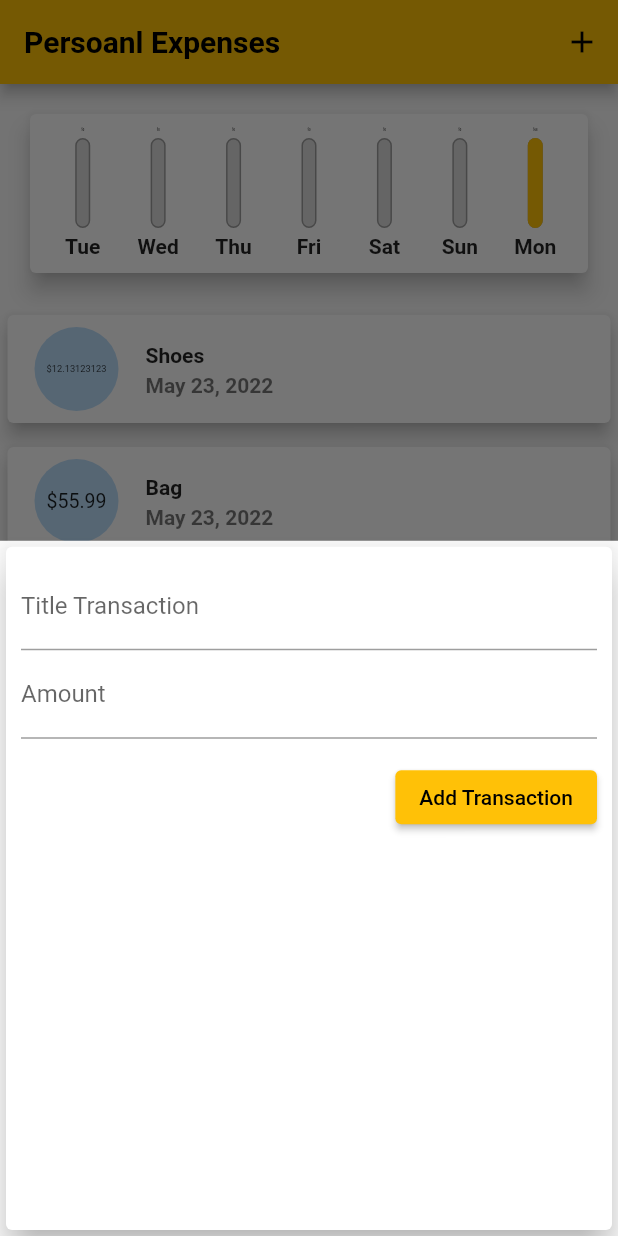
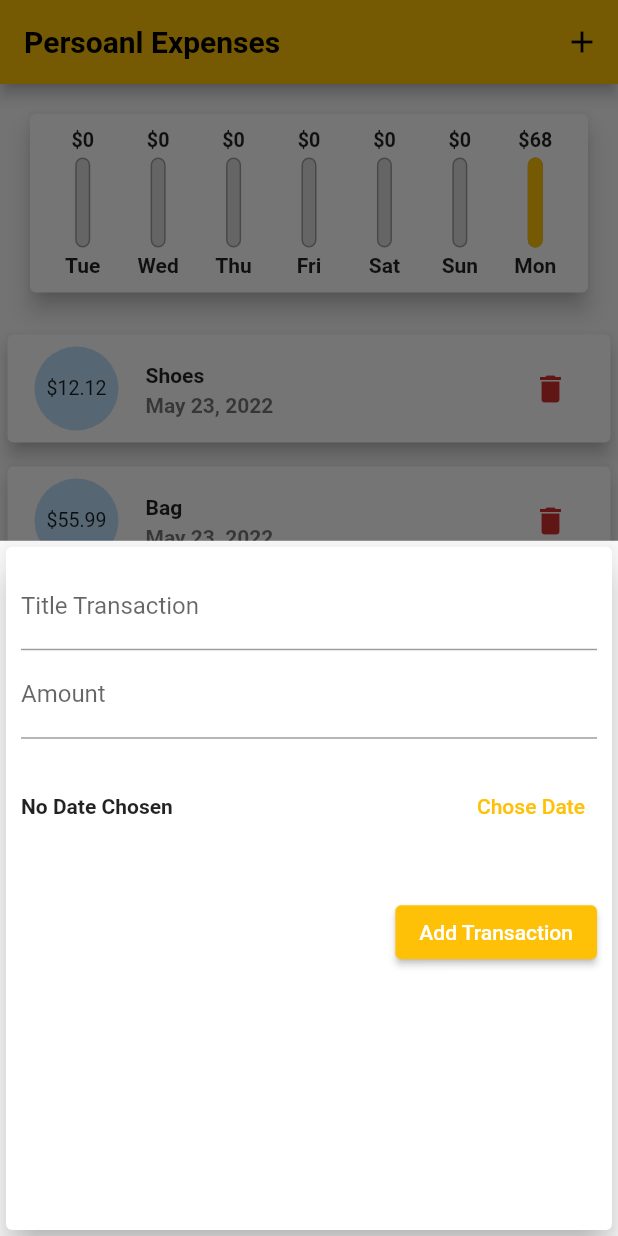
Before and after one commit to cheers-2/personal_expenses, a Flutter app: the screen it shows after launch, after a tap on the "add" icon, on a phone screen of 412 x 824 dp. Run offline on Flutter 3.47's test engine with Material 2 defaults, Android fonts, the phone set to English and light mode, and no system bars; Roboto replaces fonts that are missing (OpenSans, Quicksand).

Commit message:
add Date into Transaction

```diff
--- a/lib/main.dart
+++ b/lib/main.dart
@@ -34,6 +34,10 @@ class MyApp extends StatelessWidget {
             fontWeight: FontWeight.bold,
           ),
         ),
+        elevatedButtonTheme: ElevatedButtonThemeData(
+            style: ElevatedButton.styleFrom(
+          onPrimary: Colors.white,
+        )),
       ),
     );
   }
@@ -51,7 +55,7 @@ class _MyHomePageState extends State<MyHomePage> {
     Transaction(
       id: 't1',
       title: 'Shoes',
-      amount: 12.13123123,
+      amount: 12.12,
       date: DateTime.now(),
     ),
     Transaction(
@@ -72,12 +76,12 @@ class _MyHomePageState extends State<MyHomePage> {
     }).toList();
   }
 
-  void _addNewTransaction(String title, double amount) {
+  void _addNewTransaction(String title, double amount, DateTime datePicked) {
     final newTransaction = Transaction(
       id: DateTime.now().toString(),
       title: title,
       amount: amount,
-      date: DateTime.now(),
+      date: datePicked,
     );
 
     setState(() {
--- a/lib/widgets/add_transaction.dart
+++ b/lib/widgets/add_transaction.dart
@@ -1,4 +1,5 @@
 import 'package:flutter/material.dart';
+import 'package:intl/intl.dart';
 
 class AddTransaction extends StatefulWidget {
   final Function addNewTranasction;
@@ -10,21 +11,40 @@ class AddTransaction extends StatefulWidget {
 }
 
 class _AddTransactionState extends State<AddTransaction> {
-  final titleController = TextEditingController();
+  final _titleController = TextEditingController();
+  final _amountController = TextEditingController();
+  DateTime? _selectedDate;
 
-  final amountController = TextEditingController();
-
-  void submitData() {
-    final enteredTitle = titleController.text;
-    final enteredAmount = double.parse(amountController.text);
-    if (enteredTitle.isEmpty || enteredAmount <= 0) {
+  void _submitData() {
+    final enteredTitle = _titleController.text;
+    final enteredAmount = double.parse(_amountController.text);
+    if (enteredTitle.isEmpty || enteredAmount <= 0 || _selectedDate == null) {
       return;
     }
+
     widget.addNewTranasction(
       enteredTitle,
       enteredAmount,
+      _selectedDate,
     );
+
     Navigator.of(context).pop();
+  }
+
+  void _presentDatePicker() {
+    showDatePicker(
+      context: context,
+      initialDate: DateTime.now(),
+      firstDate: DateTime(2019),
+      lastDate: DateTime.now(),
+    ).then((value) {
+      if (value == null) {
+        return;
+      }
+      setState(() {
+        _selectedDate = value;
+      });
+    });
   }
 
   @override
@@ -37,20 +57,36 @@ class _AddTransactionState extends State<AddTransaction> {
           crossAxisAlignment: CrossAxisAlignment.end,
           children: <Widget>[
             TextField(
-              controller: titleController,
+              controller: _titleController,
               decoration: const InputDecoration(labelText: 'Title Transaction'),
-              onSubmitted: (_) => submitData(),
+              onSubmitted: (_) => _submitData(),
             ),
             TextField(
-              controller: amountController,
+              controller: _amountController,
               keyboardType: TextInputType.number,
               decoration: const InputDecoration(labelText: 'Amount'),
-              onSubmitted: (_) => submitData(),
+              onSubmitted: (_) => _submitData(),
+            ),
+            SizedBox(
+              height: 90,
+              child: Row(
+                children: <Widget>[
+                  Expanded(
+                    child: Text(_selectedDate == null
+                        ? 'No Date Chosen'
+                        : 'Picked Date : ${DateFormat.yMd().format(_selectedDate!)}'),
+                  ),
+                  TextButton(
+                    onPressed: _presentDatePicker,
+                    child: const Text('Chose Date'),
+                  ),
+                ],
+              ),
             ),
             Container(
               margin: const EdgeInsets.only(top: 15),
               child: ElevatedButton(
-                onPressed: submitData,
+                onPressed: _submitData,
                 child: const Text('Add Transaction'),
               ),
             )
--- a/lib/widgets/bar_chart.dart
+++ b/lib/widgets/bar_chart.dart
@@ -14,7 +14,7 @@ class ChartBar extends StatelessWidget {
     return Column(
       children: <Widget>[
         SizedBox(
-          height: 2,
+          height: 15,
           child: FittedBox(
             child: Text('\$${spendingAMount.toStringAsFixed(0)}'),
           ),
--- a/lib/widgets/transaction_list.dart
+++ b/lib/widgets/transaction_list.dart
@@ -56,6 +56,11 @@ class TransactionList extends StatelessWidget {
                     subtitle: Text(
                       DateFormat.yMMMMd().format(transactions[index].date),
                     ),
+                    trailing: IconButton(
+                      icon: Icon(Icons.delete),
+                      color: Theme.of(context).errorColor,
+                      onPressed: () {},
+                    ),
                   ),
                 );
               },
```
